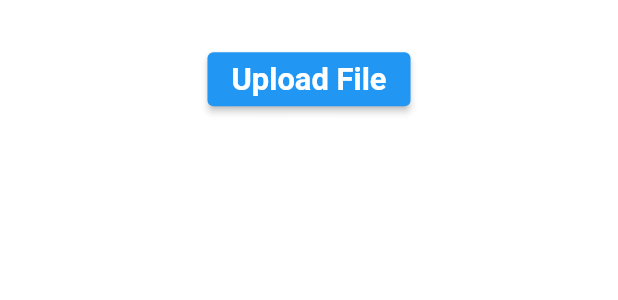
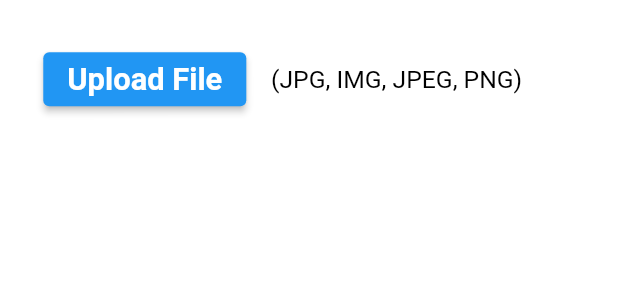
Before and after one commit to rupal-tripund/shipping_app, a Flutter app: what getPhotographOrderDocument() shows on an empty page, opened directly, on a phone screen of 412 x 824 dp. Shown: the top 300 px of the screen. Run offline on Flutter 3.47's test engine with Material 2 defaults, Android fonts, the phone set to English and light mode, and no system bars; our stand-ins replace email_validator, file_picker, input_quantity, open_file, readmore, timeline_tile; missing offline and left inert: syncfusion_flutter_pdf.

Commit message:
added file type label near upload button in new order page

```diff
--- a/lib/screens/order/new_order_screens/add_order_dimension.dart
+++ b/lib/screens/order/new_order_screens/add_order_dimension.dart
@@ -557,6 +557,8 @@ class _getUploadDocumentsState extends State<getUploadDocuments> {
         crossAxisAlignment: CrossAxisAlignment.center,
         mainAxisAlignment: MainAxisAlignment.start,
         children: <Widget>[
+          Row(
+            children: <Widget>[
               ElevatedButton(
                 onPressed: () async{
                   final result = await FilePicker.platform.pickFiles(
@@ -579,6 +581,21 @@ class _getUploadDocumentsState extends State<getUploadDocuments> {
                     color: Style.textColorDark,
                   ),
                 ),
+              ),
+              SizedBox(
+                width: Style.paddingWidth,
+              ),
+              Expanded(
+                child: Text(
+                  "(PDF, DOC)",
+                  style: TextStyle(
+                    fontSize: Style.sizeSubTitle,
+                    fontWeight: FontWeight.w400,
+                    color: Style.textColorLight,
+                  ),
+                ),
+              ),
+            ],
           ),
 
           SizedBox(
@@ -690,6 +707,8 @@ class _getPhotographOrderDocumentState extends State<getPhotographOrderDocument>
         crossAxisAlignment: CrossAxisAlignment.center,
         mainAxisAlignment: MainAxisAlignment.start,
         children: <Widget>[
+          Row(
+            children: <Widget>[
               ElevatedButton(
                 onPressed: () async{
                   final result = await FilePicker.platform.pickFiles(
@@ -713,6 +732,21 @@ class _getPhotographOrderDocumentState extends State<getPhotographOrderDocument>
                   ),
                 ),
               ),
+              SizedBox(
+                width: Style.paddingWidth,
+              ),
+              Expanded(
+                child: Text(
+                  "(JPG, IMG, JPEG, PNG)",
+                  style: TextStyle(
+                    fontSize: Style.sizeSubTitle,
+                    fontWeight: FontWeight.w400,
+                    color: Style.textColorLight,
+                  ),
+                ),
+              ),
+            ],
+          ),
 
           SizedBox(
             height: Style.paddingHeight,
--- a/lib/screens/order/new_order_screens/order_confirmation.dart
+++ b/lib/screens/order/new_order_screens/order_confirmation.dart
@@ -113,7 +113,7 @@ class _viewOrderListState extends State<viewOrderList> {
                       Row(
                         children: <Widget>[
                           Text(
-                            'No of Items : ',
+                            'Total No of Items : ',
                             style: TextStyle(
                               fontSize: Style.sizeSubTitle * 1,
                               fontWeight: FontWeight.bold,
@@ -159,7 +159,7 @@ class _viewOrderListState extends State<viewOrderList> {
                         height: Style.paddingHeight / 1.5,
                       ),
                       Text(
-                        'Details : ',
+                        'Items : ',
                         style: TextStyle(
                           fontSize: Style.sizeSubTitle * 1,
                           fontWeight: FontWeight.bold,
```
Lines whose indentation alone changed are shown as unchanged.
